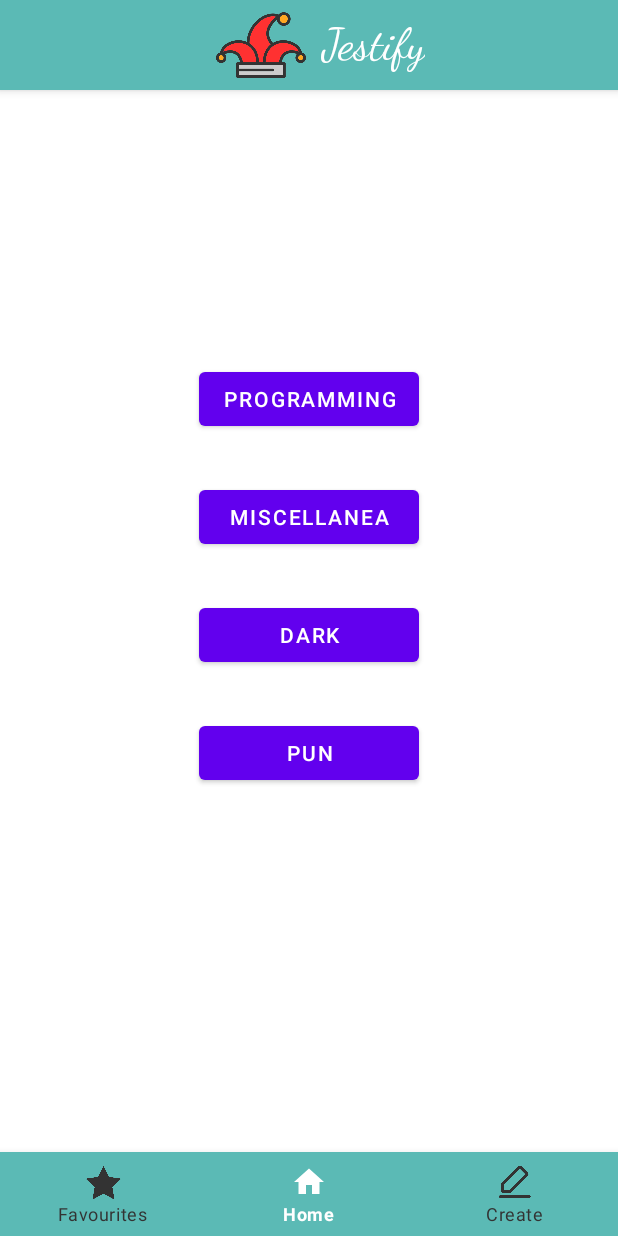
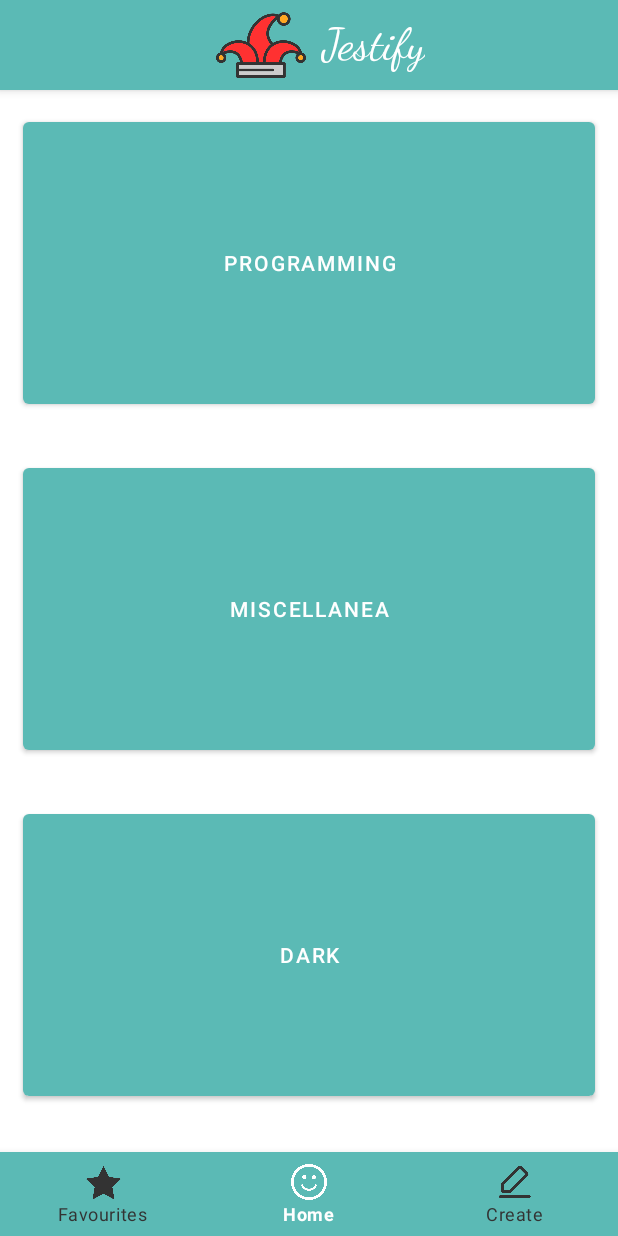
Before and after one commit to tfHugo14/PMDM_UF1_Jestify, an Android app: the screen it shows after launch (MainActivity), on a phone screen of 412 x 824 dp. Run offline under Robolectric (Android 15) with nearby library versions, the phone set to English and light mode, and no system bars; our stand-ins replace navigation-ui.

Commit message:
Update: replaced contraint layout for linear, Added: ic_home and img of first deign

```diff
--- a/app/src/main/java/com/example/pmdm_uf1_jestify/ui/create/CreateViewModel.kt
+++ b/app/src/main/java/com/example/pmdm_uf1_jestify/ui/create/CreateViewModel.kt
@@ -7,7 +7,7 @@ import androidx.lifecycle.ViewModel
 class CreateViewModel : ViewModel() {
 
     private val _text = MutableLiveData<String>().apply {
-        value = "This is to create jokes"
+        value = "Lorem ipsum dolor sit amet, consectetur adipiscing elit. Proin euismod, libero nec venenatis tincidunt, lorem nisi posuere lacus, in fermentum eros arcu non nulla. Fusce ut erat id erat volutpat elementum. Suspendisse accumsan nisl ac odio cursus, id fermentum mi tristique. Cras dapibus ligula eget eros tempus venenatis. Integer aliquet felis ut justo sodales, ac volutpat enim viverra. Ut eu nisi augue. Phasellus et erat ac eros dignissim tincidunt."
     }
     val text: LiveData<String> = _text
 }
--- a/app/src/main/res/layout/activity_main.xml
+++ b/app/src/main/res/layout/activity_main.xml
@@ -5,12 +5,8 @@
     android:id="@+id/mainDrawerLayout"
     android:layout_width="match_parent"
     android:layout_height="match_parent"
+    android:orientation="vertical"
     >
-    <androidx.constraintlayout.widget.ConstraintLayout
-        android:id="@+id/constraintLayout"
-        android:layout_width="match_parent"
-        android:layout_height="match_parent">
-
     <com.google.android.material.appbar.MaterialToolbar
         android:id="@+id/toolbar"
         style="@style/Widget.MaterialComponents.Toolbar.Primary"
@@ -31,7 +27,7 @@
                 android:layout_width="60dp"
                 android:layout_height="60dp"
                 android:contentDescription="@string/jestify_icon_description"
-                    android:src="@drawable/jestify"
+                android:src="@drawable/ic_jestify"
             />
             <TextView
                 android:id="@+id/toolbar_text"
@@ -52,18 +48,19 @@
     <fragment
         android:id="@+id/nav_host_fragment_activity_main"
         android:name="androidx.navigation.fragment.NavHostFragment"
-            android:layout_width="wrap_content"
-            android:layout_height="wrap_content"
+        android:layout_width="match_parent"
+        android:layout_height="match_parent"
         app:defaultNavHost="true"
         app:layout_constraintBottom_toTopOf="@id/nav_view"
         app:layout_constraintLeft_toLeftOf="parent"
         app:layout_constraintRight_toRightOf="parent"
         app:layout_constraintTop_toTopOf="parent"
-            app:navGraph="@navigation/nav_graph" />
+        app:navGraph="@navigation/nav_graph"
+        android:layout_weight="4"/>
 
     <com.google.android.material.bottomnavigation.BottomNavigationView
         android:id="@+id/nav_view"
-            android:layout_width="0dp"
+        android:layout_width="match_parent"
         android:layout_height="wrap_content"
         android:layout_marginStart="0dp"
         android:layout_marginEnd="0dp"
@@ -73,7 +70,6 @@
         app:layout_constraintRight_toRightOf="parent"
         app:itemIconTint="@color/bottom_menu_icon_color"
         app:itemTextColor="@color/bottom_menu_icon_color"
-            app:menu="@menu/bottom_menu" />
-
-    </androidx.constraintlayout.widget.ConstraintLayout>
+        app:menu="@menu/bottom_menu"
+        />
 </LinearLayout>
--- a/app/src/main/res/layout/fragment_create.xml
+++ b/app/src/main/res/layout/fragment_create.xml
@@ -1,23 +1,33 @@
 <?xml version="1.0" encoding="utf-8"?>
-<androidx.constraintlayout.widget.ConstraintLayout xmlns:android="http://schemas.android.com/apk/res/android"
+<LinearLayout xmlns:android="http://schemas.android.com/apk/res/android"
     xmlns:app="http://schemas.android.com/apk/res-auto"
     xmlns:tools="http://schemas.android.com/tools"
     android:layout_width="match_parent"
     android:layout_height="match_parent"
+    android:orientation="vertical"
     tools:context=".ui.create.CreateFragment">
 
     <TextView
         android:id="@+id/text_notifications"
         android:layout_width="match_parent"
-        android:layout_height="wrap_content"
-        android:layout_marginStart="8dp"
-        android:layout_marginTop="8dp"
-        android:layout_marginEnd="8dp"
-        android:textAlignment="center"
+        android:layout_height="match_parent"
+        android:layout_margin="10dp"
+        android:textAlignment="textStart"
         android:textSize="20sp"
-        app:layout_constraintBottom_toBottomOf="parent"
-        app:layout_constraintEnd_toEndOf="parent"
-        app:layout_constraintStart_toStartOf="parent"
-        app:layout_constraintTop_toTopOf="parent" />
+        android:shadowColor="#80000000"
+        android:shadowDx="2"
+        android:shadowDy="2"
+        android:shadowRadius="3"
+        android:layout_weight="3"
+        />
 
-</androidx.constraintlayout.widget.ConstraintLayout>
+    <Button
+        android:id="@+id/btn_new_joke"
+        android:layout_width="match_parent"
+        android:layout_margin="0dp"
+        android:layout_height="100dp"
+        android:text="@string/btn_new_joke"
+        android:layout_weight="0.5"
+        />
+
+</LinearLayout>
--- a/app/src/main/res/layout/fragment_home.xml
+++ b/app/src/main/res/layout/fragment_home.xml
@@ -2,15 +2,24 @@
 <LinearLayout xmlns:android="http://schemas.android.com/apk/res/android"
     xmlns:app="http://schemas.android.com/apk/res-auto"
     xmlns:tools="http://schemas.android.com/tools"
+    android:id="@+id/linear_layout_fragment_home"
     android:layout_width="match_parent"
     android:layout_height="match_parent"
     android:orientation="vertical"
-    android:gravity="center_vertical"
+    android:gravity="center"
     tools:context=".ui.home.HomeFragment">
+
+    <!-- app:layout_anchor="@+id/linear_layout_fragment_home" -->
+    <androidx.core.widget.NestedScrollView
+        app:layout_anchor="@+id/linear_layout_fragment_home"
+        android:layout_width="match_parent"
+        android:layout_height="match_parent"
+        app:layout_anchorGravity="center"
+        app:layout_behavior="@string/appbar_scrolling_view_behavior">
 
             <LinearLayout
                 android:layout_width="match_parent"
-        android:layout_height="wrap_content"
+                android:layout_height="match_parent"
                 android:gravity="center"
                 android:orientation="vertical">
 
@@ -18,31 +27,47 @@
                     android:id="@+id/btn_programming"
                     android:layout_width="match_parent"
                     android:layout_margin="15dp"
-            android:layout_height="wrap_content"
-            android:text="Programming" />
+                    android:layout_height="200dp"
+                    android:text="@string/programming" />
 
                 <Button
                     android:id="@+id/btn_miscellanea"
                     android:layout_width="match_parent"
                     android:layout_margin="15dp"
-            android:layout_height="wrap_content"
+                    android:layout_height="200dp"
                     android:layout_marginEnd="48dp"
-            android:text="Miscellanea" />
+                    android:text="@string/miscellanea" />
 
                 <Button
                     android:id="@+id/btn_dark"
                     android:layout_width="match_parent"
                     android:layout_margin="15dp"
-            android:layout_height="wrap_content"
-            android:text="Dark" />
+                    android:layout_height="200dp"
+                    android:text="@string/dark" />
 
                 <Button
                     android:id="@+id/btn_pun"
                     android:layout_width="match_parent"
                     android:layout_margin="15dp"
-            android:layout_height="wrap_content"
+                    android:layout_height="200dp"
                     android:layout_marginEnd="68dp"
-            android:text="Pun" />
-    </LinearLayout>
+                    android:text="@string/pun" />
+
+                <Button
+                    android:id="@+id/btn_spooky"
+                    android:layout_width="match_parent"
+                    android:layout_margin="15dp"
+                    android:layout_height="200dp"
+                    android:text="@string/spooky" />
+
+                <Button
+                    android:id="@+id/btn_christmas"
+                    android:layout_width="match_parent"
+                    android:layout_margin="15dp"
+                    android:layout_height="200dp"
+                    android:layout_marginEnd="68dp"
+                    android:text="@string/christmas" />
 
             </LinearLayout>
+    </androidx.core.widget.NestedScrollView>
+</LinearLayout>
--- a/app/src/main/res/menu/bottom_menu.xml
+++ b/app/src/main/res/menu/bottom_menu.xml
@@ -3,17 +3,17 @@
 
     <item
         android:id="@+id/navigation_favourites"
-        android:icon="@drawable/favourite"
+        android:icon="@drawable/ic_favourite"
         android:title="@string/favourites" />
 
     <item
         android:id="@+id/navigation_home"
-        android:icon="@drawable/ic_home_black_24dp"
+        android:icon="@drawable/ic_home"
         android:title="@string/title_home" />
 
     <item
         android:id="@+id/navigation_create"
-        android:icon="@drawable/create"
+        android:icon="@drawable/ic_create"
         android:title="@string/create" />
 
 </menu>
--- a/app/src/main/res/values/colors.xml
+++ b/app/src/main/res/values/colors.xml
@@ -10,7 +10,7 @@
     <color name="red">#ff3131</color>
     <color name="gold">#ffa721</color>
     <color name="grey">#333333</color>
-    <color name="light_teal_blue">#c0fcf8</color>
+    <color name="light_teal">#c0fcf8</color>
     <color name="dim_teal">#5bbab5</color>
     <color name="darker_teal">#47817d</color>
 
--- a/app/src/main/res/values/strings.xml
+++ b/app/src/main/res/values/strings.xml
@@ -7,4 +7,11 @@
     <string name="create">Create</string>
     <string name="jestify">Jestify</string>
     <string name="jestify_icon_description">Jestify Icon</string>
+    <string name="spooky">Spooky</string>
+    <string name="christmas">Christmas</string>
+    <string name="pun">Pun</string>
+    <string name="dark">Dark</string>
+    <string name="miscellanea">Miscellanea</string>
+    <string name="programming">Programming</string>
+    <string name="btn_new_joke">New Joke</string>
 </resources>
--- a/app/src/main/res/values/themes.xml
+++ b/app/src/main/res/values/themes.xml
@@ -1,16 +1,15 @@
 <resources xmlns:tools="http://schemas.android.com/tools">
-    <!-- Base application theme. -->
     <style name="Theme.PMDM_UF1_Jestify" parent="Theme.MaterialComponents.DayNight.NoActionBar">
-        <!-- Primary brand color. -->
-        <item name="colorPrimary">@color/purple_500</item>
-        <item name="colorPrimaryVariant">@color/purple_700</item>
+
+        <item name="colorPrimary">@color/dim_teal</item>
+        <item name="colorPrimaryVariant">@color/red</item>
         <item name="colorOnPrimary">@color/white</item>
-        <!-- Secondary brand color. -->
-        <item name="colorSecondary">@color/teal_200</item>
-        <item name="colorSecondaryVariant">@color/teal_700</item>
-        <item name="colorOnSecondary">@color/black</item>
-        <!-- Status bar color. -->
-        <item name="android:statusBarColor">?attr/colorPrimaryVariant</item>
-        <!-- Customize your theme here. -->
+
+        <item name="colorSecondary">@color/grey</item>
+        <item name="colorSecondaryVariant">@color/darker_teal</item>
+        <item name="colorOnSecondary">@color/light_teal</item>
+
+        <item name="android:statusBarColor">?attr/colorSecondaryVariant</item>
+
     </style>
 </resources>
```
Also changed, not shown: app/src/main/java/com/example/pmdm_uf1_jestify/MainActivity.kt (+0 -7 lines), app/src/main/res/drawable/ic_create.png (renamed from app/src/main/res/drawable/create.png), app/src/main/res/drawable/ic_favourite.png (renamed from app/src/main/res/drawable/favourite.png), app/src/main/res/drawable/ic_home.png (added), app/src/main/res/drawable/ic_jestify.png (renamed from app/src/main/res/drawable/jestify.png), 1 other file. Lines whose indentation alone changed are shown as unchanged.
